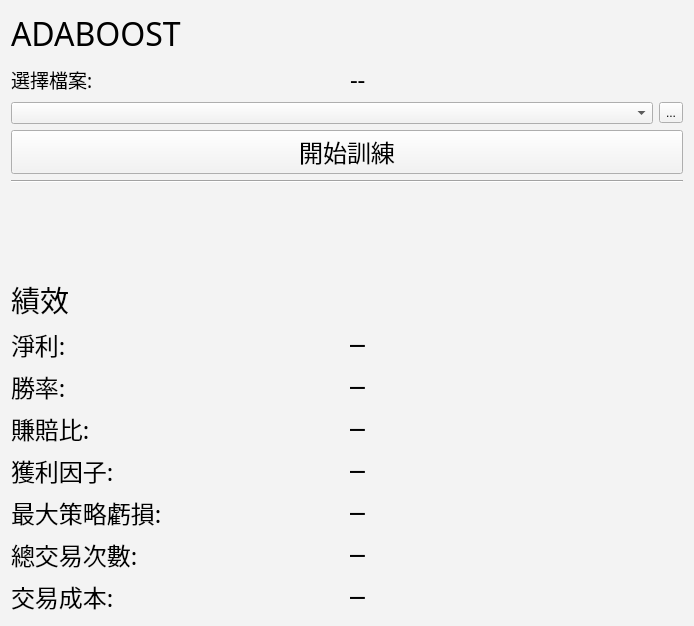
First picture: the form in Adaboost_UI.ui, repository allen93075/Winner, before the edit.
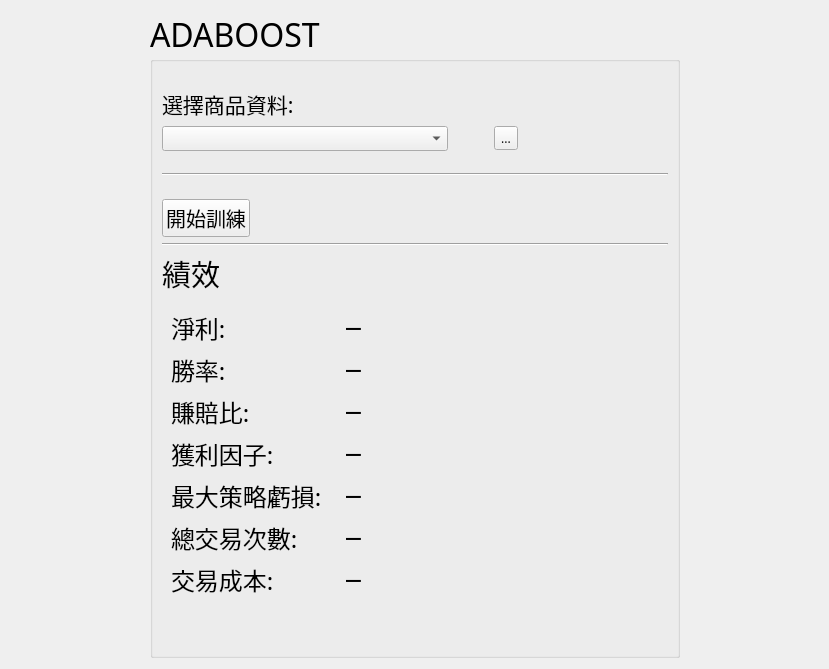
Second picture: the form after the edit.

The edit to the form file:
```diff
--- a/Adaboost_UI.ui
+++ b/Adaboost_UI.ui
@@ -9,87 +9,169 @@
    <rect>
     <x>0</x>
     <y>0</y>
-    <width>694</width>
-    <height>626</height>
+    <width>829</width>
+    <height>669</height>
    </rect>
   </property>
   <property name="windowTitle">
    <string>Form</string>
   </property>
-  <property name="styleSheet">
-   <string notr="true">background-color: rgb(243, 243, 243);</string>
-  </property>
-  <layout class="QGridLayout" name="gridLayout">
-   <item row="0" column="0">
-    <layout class="QHBoxLayout" name="horizontalLayout">
+  <layout class="QVBoxLayout" name="verticalLayout_7">
      <item>
-      <layout class="QVBoxLayout" name="verticalLayout_3">
+    <layout class="QHBoxLayout" name="horizontalLayout_10">
        <item>
-        <widget class="QLabel" name="headingLabel_2">
+      <widget class="QWidget" name="widget" native="true">
+       <property name="sizePolicy">
+        <sizepolicy hsizetype="Preferred" vsizetype="Preferred">
+         <horstretch>1</horstretch>
+         <verstretch>0</verstretch>
+        </sizepolicy>
+       </property>
+      </widget>
+     </item>
+     <item>
+      <widget class="QGroupBox" name="groupBox">
+       <property name="sizePolicy">
+        <sizepolicy hsizetype="Preferred" vsizetype="Preferred">
+         <horstretch>4</horstretch>
+         <verstretch>0</verstretch>
+        </sizepolicy>
+       </property>
          <property name="font">
           <font>
            <family>微軟正黑體</family>
            <pointsize>24</pointsize>
           </font>
          </property>
-         <property name="text">
+       <property name="title">
           <string>ADABOOST</string>
          </property>
-        </widget>
+       <layout class="QVBoxLayout" name="verticalLayout_3">
+        <item>
+         <layout class="QVBoxLayout" name="verticalLayout_2">
+          <item>
+           <spacer name="verticalSpacer_7">
+            <property name="orientation">
+             <enum>Qt::Vertical</enum>
+            </property>
+            <property name="sizeHint" stdset="0">
+             <size>
+              <width>14</width>
+              <height>13</height>
+             </size>
+            </property>
+           </spacer>
        </item>
        <item>
-        <layout class="QHBoxLayout" name="horizontalLayout_3">
-         <item>
-          <widget class="QLabel" name="label_15">
+           <widget class="QLabel" name="label_14">
            <property name="font">
             <font>
              <family>微軟正黑體</family>
-             <pointsize>14</pointsize>
+              <pointsize>16</pointsize>
             </font>
            </property>
            <property name="text">
-            <string>選擇檔案:</string>
+             <string>選擇商品資料:</string>
            </property>
           </widget>
          </item>
          <item>
-          <widget class="QLabel" name="dataPath_2">
+           <layout class="QHBoxLayout" name="horizontalLayout_8">
+            <item>
+             <widget class="QComboBox" name="comboBox">
            <property name="font">
             <font>
-             <family>Agency FB</family>
-             <pointsize>18</pointsize>
-            </font>
-           </property>
-           <property name="text">
-            <string>--</string>
-           </property>
-           <property name="alignment">
-            <set>Qt::AlignLeading|Qt::AlignLeft|Qt::AlignVCenter</set>
-           </property>
-          </widget>
-         </item>
-        </layout>
-       </item>
+                <pointsize>9</pointsize>
+               </font>
+              </property>
+             </widget>
+            </item>
        <item>
-        <layout class="QHBoxLayout" name="horizontalLayout_2">
-         <item>
-          <widget class="QComboBox" name="comboBox"/>
+             <spacer name="horizontalSpacer_3">
+              <property name="orientation">
+               <enum>Qt::Horizontal</enum>
+              </property>
+              <property name="sizeType">
+               <enum>QSizePolicy::Fixed</enum>
+              </property>
+              <property name="sizeHint" stdset="0">
+               <size>
+                <width>40</width>
+                <height>20</height>
+               </size>
+              </property>
+             </spacer>
          </item>
          <item>
           <widget class="QToolButton" name="choseDataBtn">
+              <property name="font">
+               <font>
+                <pointsize>9</pointsize>
+               </font>
+              </property>
            <property name="text">
             <string>...</string>
            </property>
           </widget>
          </item>
-        </layout>
-       </item>
+            <item>
+             <spacer name="horizontalSpacer_2">
+              <property name="orientation">
+               <enum>Qt::Horizontal</enum>
+              </property>
+              <property name="sizeType">
+               <enum>QSizePolicy::Fixed</enum>
+              </property>
+              <property name="sizeHint" stdset="0">
+               <size>
+                <width>150</width>
+                <height>20</height>
+               </size>
+              </property>
+             </spacer>
+            </item>
+           </layout>
+          </item>
+          <item>
+           <spacer name="verticalSpacer_6">
+            <property name="orientation">
+             <enum>Qt::Vertical</enum>
+            </property>
+            <property name="sizeHint" stdset="0">
+             <size>
+              <width>388</width>
+              <height>13</height>
+             </size>
+            </property>
+           </spacer>
+          </item>
+          <item>
+           <widget class="Line" name="line_3">
+            <property name="orientation">
+             <enum>Qt::Horizontal</enum>
+            </property>
+           </widget>
+          </item>
+          <item>
+           <spacer name="verticalSpacer_5">
+            <property name="orientation">
+             <enum>Qt::Vertical</enum>
+            </property>
+            <property name="sizeHint" stdset="0">
+             <size>
+              <width>388</width>
+              <height>13</height>
+             </size>
+            </property>
+           </spacer>
+          </item>
+          <item>
+           <layout class="QHBoxLayout" name="horizontalLayout_9">
        <item>
         <widget class="QPushButton" name="startTrainBtn">
          <property name="font">
           <font>
-           <family>微軟正黑體</family>
-           <pointsize>18</pointsize>
+                <pointsize>15</pointsize>
           </font>
          </property>
          <property name="text">
@@ -98,27 +180,29 @@
         </widget>
        </item>
        <item>
-        <widget class="Line" name="line_5">
+             <spacer name="horizontalSpacer">
          <property name="orientation">
           <enum>Qt::Horizontal</enum>
-         </property>
-        </widget>
-       </item>
-       <item>
-        <spacer name="verticalSpacer_12">
-         <property name="orientation">
-          <enum>Qt::Vertical</enum>
          </property>
          <property name="sizeHint" stdset="0">
           <size>
-           <width>515</width>
-           <height>485</height>
+                <width>40</width>
+                <height>20</height>
           </size>
          </property>
         </spacer>
        </item>
+           </layout>
+          </item>
        <item>
-        <widget class="QLabel" name="label_6">
+           <widget class="Line" name="line_4">
+            <property name="orientation">
+             <enum>Qt::Horizontal</enum>
+            </property>
+           </widget>
+          </item>
+          <item>
+           <widget class="QLabel" name="label_4">
          <property name="font">
           <font>
            <family>微軟正黑體</family>
@@ -131,9 +215,18 @@
         </widget>
        </item>
        <item>
-        <layout class="QHBoxLayout" name="horizontalLayout_4">
+           <layout class="QHBoxLayout" name="horizontalLayout">
          <item>
-          <layout class="QVBoxLayout" name="verticalLayout_2">
+             <widget class="QWidget" name="widget_3" native="true">
+              <property name="sizePolicy">
+               <sizepolicy hsizetype="Preferred" vsizetype="Preferred">
+                <horstretch>0</horstretch>
+                <verstretch>0</verstretch>
+               </sizepolicy>
+              </property>
+              <layout class="QVBoxLayout" name="verticalLayout_5">
+               <item>
+                <layout class="QVBoxLayout" name="verticalLayout_4">
            <item>
             <widget class="QLabel" name="profitCol">
              <property name="font">
@@ -151,7 +244,7 @@
             </widget>
            </item>
            <item>
-            <widget class="QLabel" name="winrateCol_3">
+                  <widget class="QLabel" name="winrateCol">
              <property name="font">
               <font>
                <family>微軟正黑體</family>
@@ -248,13 +341,25 @@
            </item>
           </layout>
          </item>
+              </layout>
+             </widget>
+            </item>
          <item>
-          <layout class="QVBoxLayout" name="verticalLayout_4">
+             <widget class="QWidget" name="widget_4" native="true">
+              <property name="sizePolicy">
+               <sizepolicy hsizetype="Preferred" vsizetype="Preferred">
+                <horstretch>1</horstretch>
+                <verstretch>0</verstretch>
+               </sizepolicy>
+              </property>
+              <layout class="QVBoxLayout" name="verticalLayout_6">
+               <item>
+                <layout class="QVBoxLayout" name="verticalLayout">
            <item>
             <widget class="QLabel" name="profitOut">
              <property name="font">
               <font>
-               <family>Agency FB</family>
+                     <family>Dubai Light</family>
                <pointsize>18</pointsize>
               </font>
              </property>
@@ -270,7 +375,7 @@
             <widget class="QLabel" name="winRateOut">
              <property name="font">
               <font>
-               <family>Agency FB</family>
+                     <family>Dubai Light</family>
                <pointsize>18</pointsize>
               </font>
              </property>
@@ -286,7 +391,7 @@
             <widget class="QLabel" name="winLossOut">
              <property name="font">
               <font>
-               <family>Agency FB</family>
+                     <family>Dubai Light</family>
                <pointsize>18</pointsize>
               </font>
              </property>
@@ -302,7 +407,7 @@
             <widget class="QLabel" name="profitFactorOut">
              <property name="font">
               <font>
-               <family>Agency FB</family>
+                     <family>Dubai Light</family>
                <pointsize>18</pointsize>
               </font>
              </property>
@@ -318,7 +423,7 @@
             <widget class="QLabel" name="mddOut">
              <property name="font">
               <font>
-               <family>Agency FB</family>
+                     <family>Dubai Light</family>
                <pointsize>18</pointsize>
               </font>
              </property>
@@ -334,7 +439,7 @@
             <widget class="QLabel" name="tradeCuntOut">
              <property name="font">
               <font>
-               <family>Agency FB</family>
+                     <family>Dubai Light</family>
                <pointsize>18</pointsize>
               </font>
              </property>
@@ -350,7 +455,7 @@
             <widget class="QLabel" name="costOut">
              <property name="font">
               <font>
-               <family>Agency FB</family>
+                     <family>Dubai Light</family>
                <pointsize>18</pointsize>
               </font>
              </property>
@@ -365,8 +470,40 @@
           </layout>
          </item>
         </layout>
-       </item>
-      </layout>
+             </widget>
+            </item>
+           </layout>
+          </item>
+         </layout>
+        </item>
+        <item>
+         <widget class="QLabel" name="dataPath">
+          <property name="font">
+           <font>
+            <family>Agency FB</family>
+            <pointsize>18</pointsize>
+           </font>
+          </property>
+          <property name="text">
+           <string/>
+          </property>
+          <property name="alignment">
+           <set>Qt::AlignLeading|Qt::AlignLeft|Qt::AlignVCenter</set>
+          </property>
+         </widget>
+        </item>
+       </layout>
+      </widget>
+     </item>
+     <item>
+      <widget class="QWidget" name="widget_2" native="true">
+       <property name="sizePolicy">
+        <sizepolicy hsizetype="Preferred" vsizetype="Preferred">
+         <horstretch>1</horstretch>
+         <verstretch>0</verstretch>
+        </sizepolicy>
+       </property>
+      </widget>
      </item>
     </layout>
    </item>
```
Left out of the diff: 3 changed lines with no effect on the pictures. Lines whose indentation alone changed are shown as unchanged.
